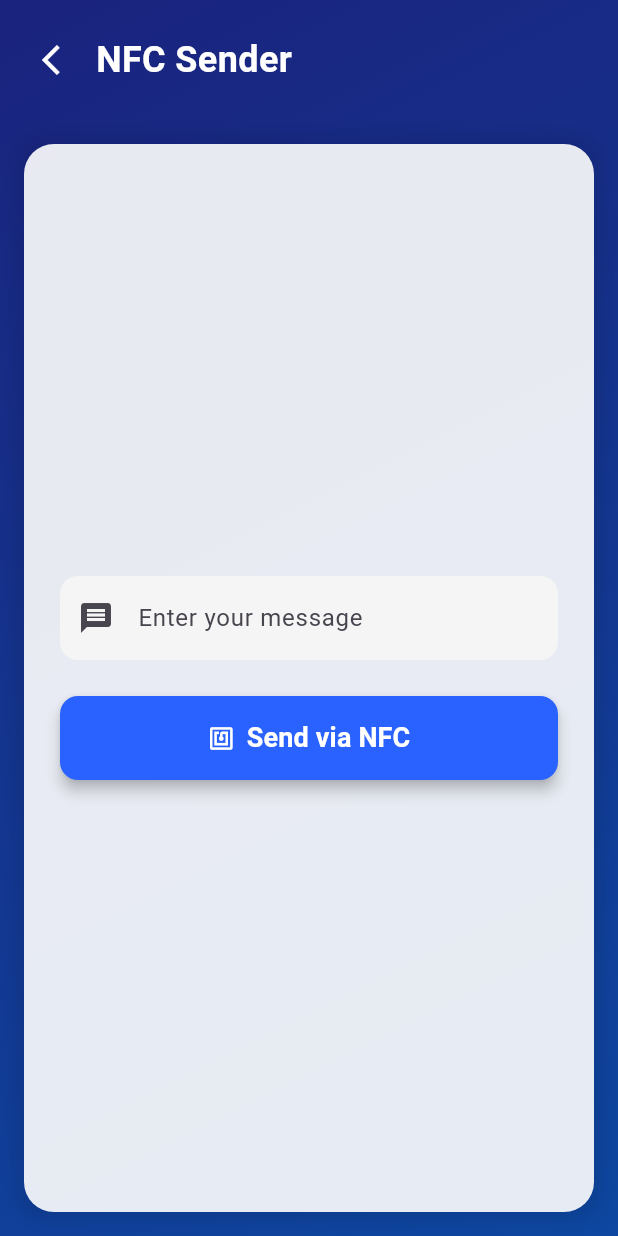
After one commit to Firaolgosa/view, a Flutter app: the NFCScreen screen opened by its route, on a phone screen of 412 x 824 dp. The commit adds this screen. Run offline on Flutter 3.47's test engine with Material 3 defaults, Android fonts, the light colour scheme and no system bars; our stand-ins replace file_picker, go_router, image_picker, shared_preferences, webview_flutter; missing offline and left inert: flutter_nfc_kit, ndef, nfc_manager; accounts and stored records are empty.

Commit message:
nfc done

```diff
--- a/lib/core/config/router.dart
+++ b/lib/core/config/router.dart
@@ -3,6 +3,7 @@ import 'package:go_router/go_router.dart';
 import 'package:view/features/home/presentation/screens/home_screen.dart';
 import 'package:view/features/web/presentation/screens/web_view_screen.dart';
 import 'package:view/features/social/presentation/screens/instagram_clone_screen.dart';
+import 'package:view/features/nfc/presentation/screens/nfc_screen.dart';
 
 final GoRouter router = GoRouter(
   routes: [
@@ -16,9 +17,14 @@ final GoRouter router = GoRouter(
       builder: (context, state) => const WebViewScreen(),
     ),
     GoRoute(
-  path: '/instagram',
-  name: 'instagram',
-  builder: (context, state) => const StoryScreen(),
-),
+      path: '/instagram',
+      name: 'instagram',
+      builder: (context, state) => const StoryScreen(),
+    ),
+    GoRoute(
+      path: '/nfc',
+      name: 'nfc',
+      builder: (context, state) => const NFCScreen(),
+    ),
   ],
 );
--- a/lib/features/home/presentation/screens/home_screen.dart
+++ b/lib/features/home/presentation/screens/home_screen.dart
@@ -4,6 +4,7 @@ import 'package:view/features/web/presentation/screens/web_view_screen.dart';
 import 'package:go_router/go_router.dart';
 import 'package:view/core/widgets/theme_toggle_button.dart';
 import 'package:view/features/social/presentation/screens/instagram_clone_screen.dart';
+import 'package:view/features/nfc/presentation/screens/nfc_screen.dart';
 
 class HomeScreen extends StatelessWidget {
   const HomeScreen({super.key});
@@ -67,7 +68,8 @@ class _HomeMobileLayout extends StatelessWidget {
             SliverPadding(
               padding: const EdgeInsets.all(16.0),
               sliver: SliverList(
-                delegate: SliverChildListDelegate([                  const SizedBox(height: 24),
+                delegate: SliverChildListDelegate([
+                  const SizedBox(height: 24),
                   _buildActionButtons(context),
                   const SizedBox(height: 24),
                   _buildFeaturedSection(),
@@ -159,10 +161,21 @@ Widget _buildActionButtons(BuildContext context) {
         'Help',
         Icons.help,
         Colors.purple,
-        ()=> Navigator.push(
+        () => Navigator.push(
           context,
           MaterialPageRoute(
             builder: (context) => const StoryScreen(),
+          ),
+        ),
+      ),
+      _buildActionButton(
+        'NFC',
+        Icons.nfc,
+        Colors.indigo,
+        () => Navigator.push(
+          context,
+          MaterialPageRoute(
+            builder: (context) => const NFCScreen(),
           ),
         ),
       ),
@@ -287,7 +300,8 @@ class _HomeDesktopLayout extends StatelessWidget {
                 SliverPadding(
                   padding: const EdgeInsets.all(24.0),
                   sliver: SliverGrid(
-                    gridDelegate: const SliverGridDelegateWithFixedCrossAxisCount(
+                    gridDelegate:
+                        const SliverGridDelegateWithFixedCrossAxisCount(
                       crossAxisCount: 3,
                       mainAxisSpacing: 24.0,
                       crossAxisSpacing: 24.0,
--- /dev/null
+++ b/lib/features/nfc/presentation/screens/nfc_screen.dart
@@ -0,0 +1,162 @@
+import 'package:flutter/material.dart';
+
+class NFCScreen extends StatefulWidget {
+  const NFCScreen({super.key});
+
+  @override
+  State<NFCScreen> createState() => _NFCScreenState();
+}
+
+class _NFCScreenState extends State<NFCScreen> {
+  final TextEditingController _messageController = TextEditingController();
+  bool _isScanning = false;
+
+  void _handleNFCSend() {
+    setState(() {
+      _isScanning = true;
+    });
+
+    // Simulate NFC scanning
+    Future.delayed(const Duration(seconds: 2), () {
+      setState(() {
+        _isScanning = false;
+      });
+      _showSuccessDialog();
+    });
+  }
+
+  void _showSuccessDialog() {
+    showDialog(
+      context: context,
+      builder: (context) => AlertDialog(
+        shape: RoundedRectangleBorder(borderRadius: BorderRadius.circular(15)),
+        backgroundColor: Colors.white,
+        content: Column(
+          mainAxisSize: MainAxisSize.min,
+          children: [
+            const Icon(Icons.check_circle, color: Colors.green, size: 50),
+            const SizedBox(height: 16),
+            const Text(
+              'Success!',
+              style: TextStyle(fontSize: 20, fontWeight: FontWeight.bold),
+            ),
+            const SizedBox(height: 8),
+            Text(
+              'Message sent: ${_messageController.text}',
+              textAlign: TextAlign.center,
+            ),
+          ],
+        ),
+      ),
+    );
+  }
+
+  @override
+  Widget build(BuildContext context) {
+    return Scaffold(
+      body: Container(
+        decoration: const BoxDecoration(
+          gradient: LinearGradient(
+            begin: Alignment.topLeft,
+            end: Alignment.bottomRight,
+            colors: [Color(0xFF1A237E), Color(0xFF0D47A1)],
+          ),
+        ),
+        child: SafeArea(
+          child: Column(
+            children: [
+              Padding(
+                padding: const EdgeInsets.all(16.0),
+                child: Row(
+                  children: [
+                    IconButton(
+                      icon:
+                          const Icon(Icons.arrow_back_ios, color: Colors.white),
+                      onPressed: () => Navigator.pop(context),
+                    ),
+                    const Text(
+                      'NFC Sender',
+                      style: TextStyle(
+                        color: Colors.white,
+                        fontSize: 24,
+                        fontWeight: FontWeight.bold,
+                      ),
+                    ),
+                  ],
+                ),
+              ),
+              Expanded(
+                child: Container(
+                  margin: const EdgeInsets.all(16),
+                  padding: const EdgeInsets.all(24),
+                  decoration: BoxDecoration(
+                    color: Colors.white.withOpacity(0.9),
+                    borderRadius: BorderRadius.circular(20),
+                    boxShadow: [
+                      BoxShadow(
+                        color: Colors.black.withOpacity(0.1),
+                        blurRadius: 10,
+                        spreadRadius: 5,
+                      ),
+                    ],
+                  ),
+                  child: Column(
+                    mainAxisAlignment: MainAxisAlignment.center,
+                    children: [
+                      TextField(
+                        controller: _messageController,
+                        decoration: InputDecoration(
+                          hintText: 'Enter your message',
+                          filled: true,
+                          fillColor: Colors.grey[100],
+                          border: OutlineInputBorder(
+                            borderRadius: BorderRadius.circular(12),
+                            borderSide: BorderSide.none,
+                          ),
+                          prefixIcon: const Icon(Icons.message),
+                        ),
+                      ),
+                      const SizedBox(height: 24),
+                      SizedBox(
+                        width: double.infinity,
+                        height: 56,
+                        child: ElevatedButton(
+                          onPressed: _isScanning ? null : _handleNFCSend,
+                          style: ElevatedButton.styleFrom(
+                            backgroundColor: const Color(0xFF2962FF),
+                            shape: RoundedRectangleBorder(
+                              borderRadius: BorderRadius.circular(12),
+                            ),
+                            elevation: 4,
+                          ),
+                          child: _isScanning
+                              ? const CircularProgressIndicator(
+                                  color: Colors.white)
+                              : const Row(
+                                  mainAxisAlignment: MainAxisAlignment.center,
+                                  children: [
+                                    Icon(Icons.nfc, color: Colors.white),
+                                    SizedBox(width: 8),
+                                    Text(
+                                      'Send via NFC',
+                                      style: TextStyle(
+                                        color: Colors.white,
+                                        fontSize: 18,
+                                        fontWeight: FontWeight.bold,
+                                      ),
+                                    ),
+                                  ],
+                                ),
+                        ),
+                      ),
+                    ],
+                  ),
+                ),
+              ),
+            ],
+          ),
+        ),
+      ),
+    );
+  }
+}
```
Also changed, not shown: lib/features/nfc/data/services/nfc_service.dart (added, +86 -0 lines), pubspec.yaml (+13 -1 lines), pubspec.lock, 3 other files.
